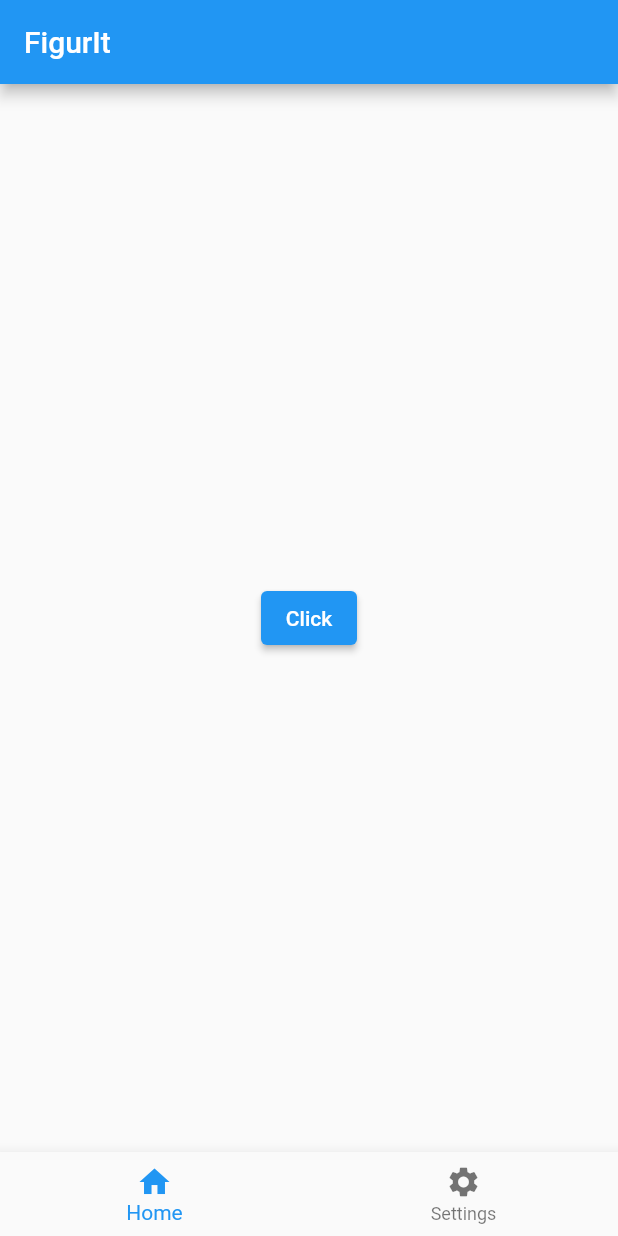
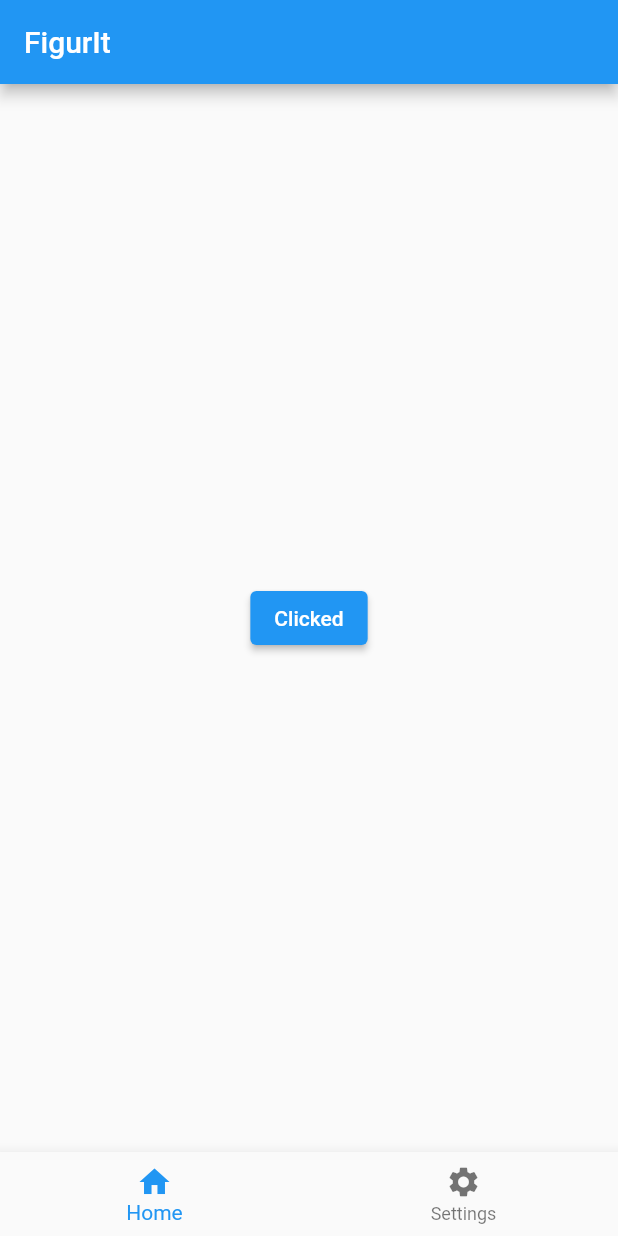
Before and after one commit to andrebarbadoUFSC/fluttertest, a Flutter app: the screen it shows after launch, after a tap on "Click", on a phone screen of 412 x 824 dp. Run offline on Flutter 3.47's test engine with Material 2 defaults, Android fonts, the phone set to English and light mode, and no system bars.

Commit message:
mudar nome do botao e atualizar display

```diff
--- a/lib/main.dart
+++ b/lib/main.dart
@@ -1,11 +1,18 @@
 import 'package:flutter/material.dart';
 
 void main() {
-  runApp(const MyApp2());
+  runApp(MyApp2());
 }
 
-class MyApp2 extends StatelessWidget {
-  const MyApp2({Key? key}) : super(key: key);
+class MyApp2 extends StatefulWidget {
+  MyApp2({Key? key}) : super(key: key);
+  @override
+  State<MyApp2> createState() => _MyApp2State();
+}
+
+class _MyApp2State extends State<MyApp2> {
+  // criar uma variavel
+  String buttonname = 'Click';
 
   @override
   Widget build(BuildContext context) {
@@ -21,9 +28,13 @@ class MyApp2 extends StatelessWidget {
         body: Center(
           child: ElevatedButton(
             onPressed: () {
-              print('escreva algo');
+              //avisa o flutter q mudo algo
+              setState(() {
+                buttonname = 'Clicked';
+              });
+
             },
-            child: Text('Click'),
+            child: Text(buttonname),
           ),
         ), // mandandi para o meio, botao direito -> refactor
 
```
